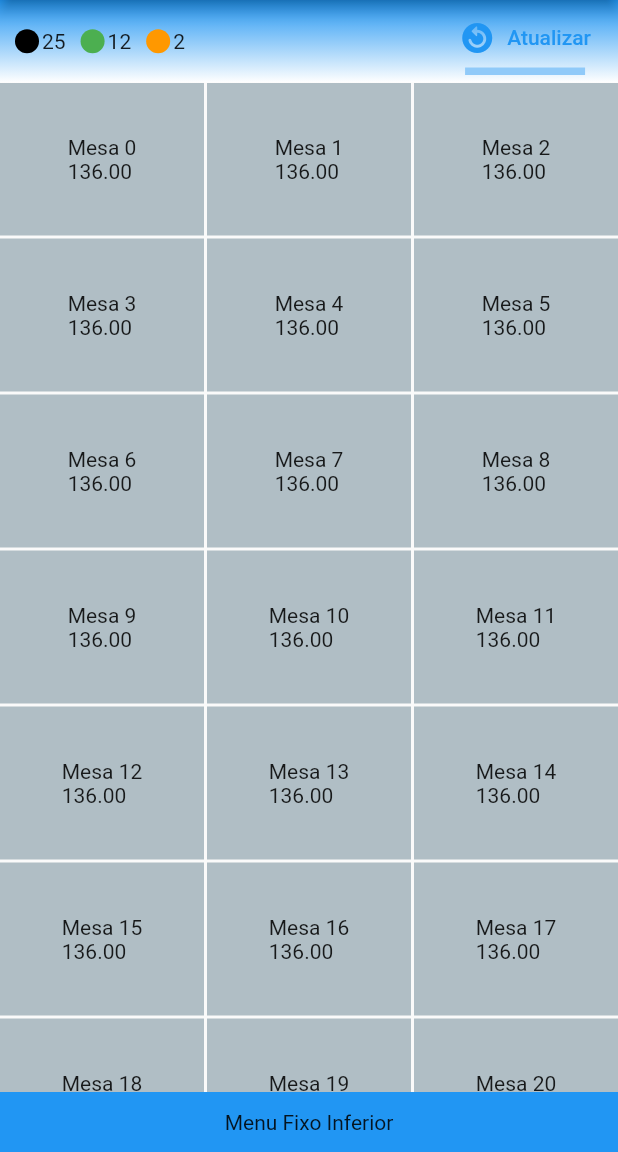
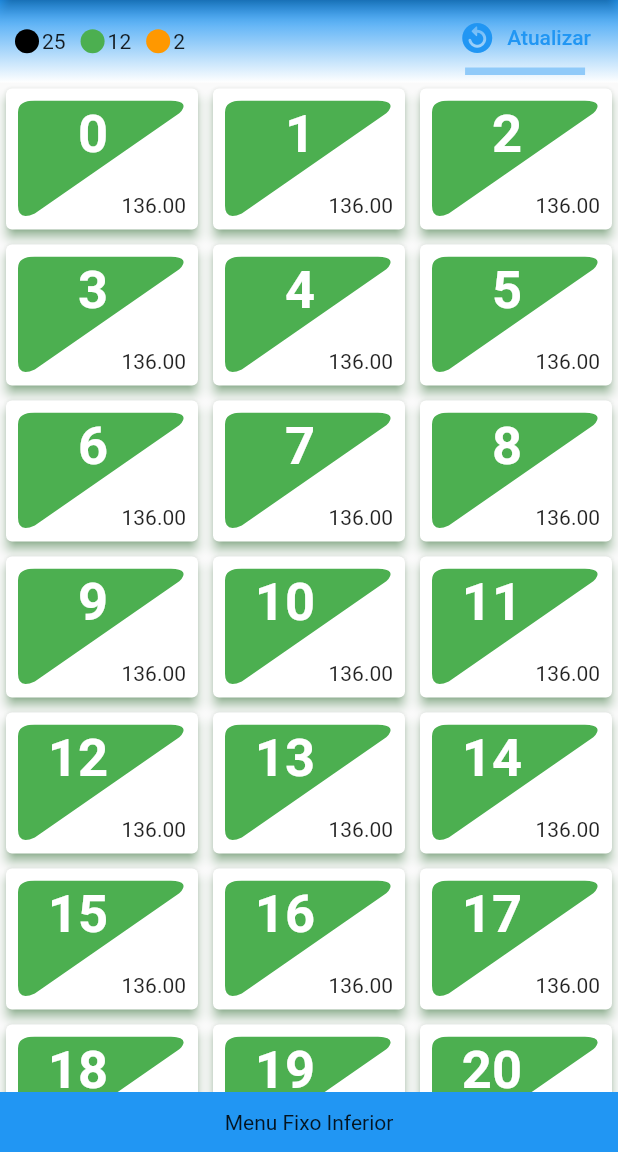
Before and after one commit to IsaBass/wklcomanda, a Flutter app: the screen it shows after launch, on a phone screen of 412 x 824 dp, the part 84-1236 px from its top. Run offline on Flutter 3.47's test engine with Material 2 defaults, Android fonts, the phone set to English and light mode, and no system bars; drawn by our look-alikes of timer_count_down; our stand-ins replace get.

Commit message:
triangle with ClipPath

```diff
--- a/lib/modules/home/homepage.dart
+++ b/lib/modules/home/homepage.dart
@@ -4,6 +4,7 @@ import 'package:get/get.dart';
 import 'home_controller.dart';
 import 'widgets/menusup_home.dart';
 import 'widgets/mesas_gridview.dart';
+import 'widgets/triangrect.dart';
 
 class HomePage extends StatelessWidget {
   const HomePage({Key? key}) : super(key: key);
@@ -12,7 +13,9 @@ class HomePage extends StatelessWidget {
   Widget build(BuildContext context) {
     return Scaffold(
       appBar: _appBar(),
-      body: Column(
+      body: //TriangRect(),
+
+          Column(
         mainAxisSize: MainAxisSize.max,
         children: [
           MenuSuperiorHome(),
--- a/lib/modules/home/widgets/mesas_gridview.dart
+++ b/lib/modules/home/widgets/mesas_gridview.dart
@@ -1,6 +1,8 @@
 import 'package:flutter/material.dart';
 import 'package:get/get.dart';
 import 'package:wklcomanda/modules/home/home_controller.dart';
+
+import 'triangrect.dart';
 
 class MesasGridView extends StatelessWidget {
   MesasGridView({Key? key}) : super(key: key);
@@ -20,12 +22,34 @@ class MesasGridView extends StatelessWidget {
           ),
           itemBuilder: (context, index) {
             return LayoutBuilder(builder: (context, constraint) {
-              return Container(
-                // margin: EdgeInsets.all(5),
-                alignment: Alignment.center,
-                color: Colors.blueGrey[200],
-                child: Text(
-                  "Mesa $index" + '\n' + constraint.maxWidth.toStringAsFixed(2),
+              return Card(
+                shadowColor: Colors.green,
+                elevation: 3,
+                child: Padding(
+                  padding: const EdgeInsets.all(8.0),
+                  child: Stack(
+                    children: [
+                      TriangRect(color: Colors.green),
+                      Align(
+                        alignment: Alignment.bottomRight,
+                        child: Text(
+                          constraint.maxWidth.toStringAsFixed(2),
+                        ),
+                      ),
+                      Positioned(
+                        //alignment: Alignment.center,
+                        bottom: (constraint.maxHeight / 2) - 16,
+                        right: (constraint.maxWidth / 2) - 16,
+                        child: Text(
+                          "$index",
+                          style: TextStyle(
+                              fontSize: 35,
+                              color: Colors.white,
+                              fontWeight: FontWeight.w600),
+                        ),
+                      ),
+                    ],
+                  ),
                 ),
               );
             });
--- /dev/null
+++ b/lib/modules/home/widgets/triangrect.dart
@@ -0,0 +1,124 @@
+import 'package:flutter/material.dart';
+
+class TriangRect extends StatelessWidget {
+  TriangRect({
+    Key? key,
+    this.color = Colors.blue,
+  }) : super(key: key);
+
+  final Color color;
+
+  @override
+  Widget build(BuildContext context) {
+    return ClipPath(
+      clipper: MyClipper(),
+      child: Container(decoration: BoxDecoration(color: color)),
+    );
+  }
+}
+
+class MyClipper extends CustomClipper<Path> {
+  @override
+  Path getClip(Size size) {
+    var path = Path();
+
+    path.lineTo(0, size.height * 0.90);
+    //var pointBegin = Offset(20, size.height * 0.8);
+    var pointEnd = Offset(size.width * 0.1, size.height * 0.965);
+    //path.moveTo(pointBegin.dx, pointBegin.dy);
+    //
+    path.quadraticBezierTo(
+      size.width * 0.0,
+      size.height * 1.03,
+      pointEnd.dx,
+      pointEnd.dy,
+    );
+    //path.lineTo(size.width * 0.1, size.height);
+    //
+    // path.lineTo(size.width * 0.9, size.height);
+    // path.quadraticBezierTo(
+    //   size.width * 1,
+    //   size.height * 1.0,
+    //   size.width,
+    //   size.height * 0.9,
+    // );
+    //path.lineTo(size.width, size.height * 0.9);
+    //
+    path.lineTo(size.width * 0.96, size.height * 0.11);
+    path.quadraticBezierTo(
+      size.width * 1.03,
+      size.height * 0.01,
+      size.width * 0.91,
+      0,
+    );
+    //path.lineTo(size.width * 0.9, 0);
+    //
+    path.lineTo(size.width * 0.1, 0);
+    path.quadraticBezierTo(
+      size.width * 0,
+      size.height * 0,
+      size.width * 0,
+      size.height * 0.1,
+    );
+    // path.lineTo(0, size.height * 0.1);
+
+    return path;
+  }
+
+  @override
+  bool shouldReclip(covariant CustomClipper<Path> oldClipper) {
+    return oldClipper != this;
+  }
+}
+
+
+
+    // Container(
+    //   color: Colors.blueAccent,
+    //   width: double.maxFinite,
+    //   height: double.maxFinite,
+    //   child: CustomPaint(
+    //     painter: PathPainter(),
+    //   ),
+    // );
+
+// class PathPainter extends CustomPainter {
+//   @override
+//   void paint(Canvas canvas, Size size) {
+//     Paint paint = Paint()
+//       ..color = Colors.black
+//       ..style = PaintingStyle.fill
+//       ..strokeWidth = 8.0;
+
+//     var pointBegin = Offset(20, size.height * 0.8);
+//     var pointEnd = Offset(size.width * 0.3, size.height - 20);
+
+//     Path path = Path();
+//     path.moveTo(pointBegin.dx, pointBegin.dy);
+//     //
+//     path.quadraticBezierTo(
+//       size.width * 0,
+//       size.height * 1.0,
+//       pointEnd.dx,
+//       pointEnd.dy,
+//     );
+//     //
+//     pointBegin = Offset(size.width * 0.8, size.height);
+//     pointEnd = Offset(size.width, size.height * 0.8);
+
+//     //Path path = Path();
+//     path.moveTo(pointBegin.dx, pointBegin.dy);
+//     //
+//     path.quadraticBezierTo(
+//       size.width * 1,
+//       size.height * 1,
+//       pointEnd.dx,
+//       pointEnd.dy,
+//     );
+//     //
+//     canvas.drawPath(path, paint);
+//   }
+
+//   @override
+//   bool shouldRepaint(CustomPainter oldDelegate) => true;
+// }
```
